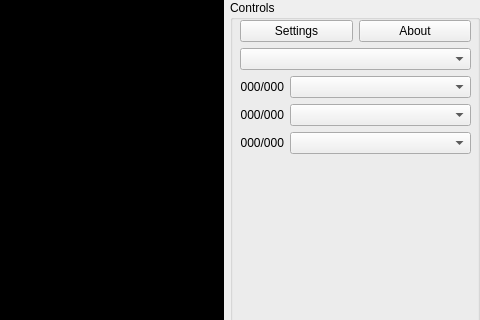
Qt form ui_mainwindow.ui (jschmer/PyMangaReader) before a commit; both pictures show x 358 to 838 and y 0 to 320 of the 838 by 672 pixel window.
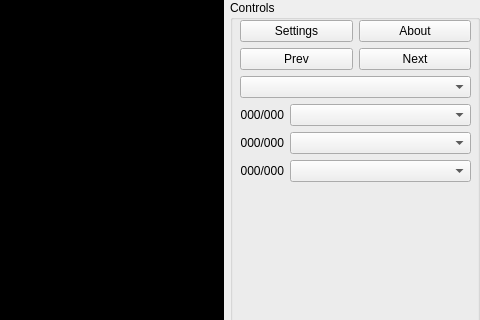
The same form after that commit.

Commit message: add prev/next manga button

Diff of the .ui file:
```diff
--- a/ui_mainwindow.ui
+++ b/ui_mainwindow.ui
@@ -135,6 +135,24 @@
           </item>
          </layout>
         </item>
+        <item>
+         <layout class="QHBoxLayout" name="horizontalLayout_4">
+          <item>
+           <widget class="QPushButton" name="pushPrevManga">
+            <property name="text">
+             <string>Prev</string>
+            </property>
+           </widget>
+          </item>
+          <item>
+           <widget class="QPushButton" name="pushNextManga">
+            <property name="text">
+             <string>Next</string>
+            </property>
+           </widget>
+          </item>
+         </layout>
+        </item>
         <item>
          <layout class="QFormLayout" name="formLayout">
           <item row="1" column="0">
```
The commit also changes 1 other file.
